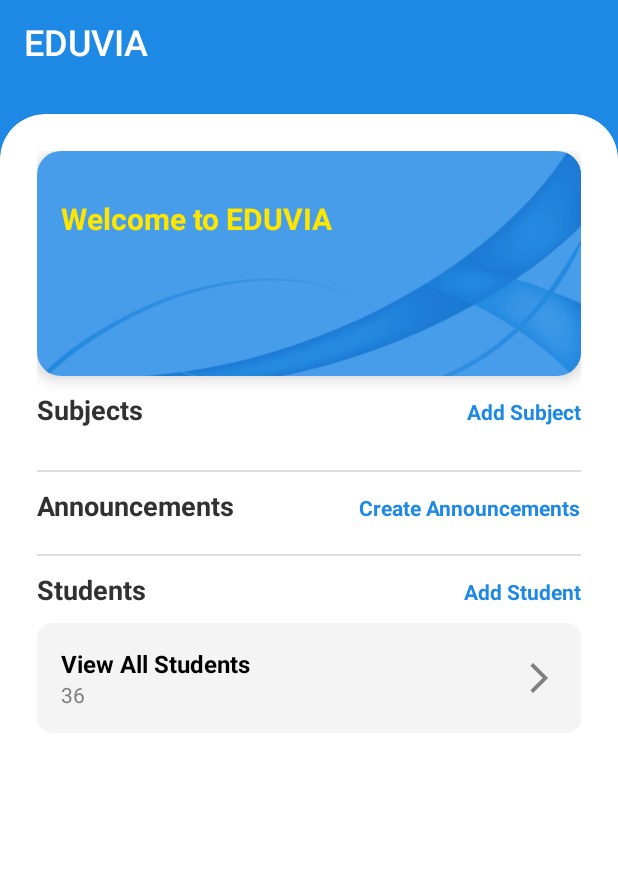
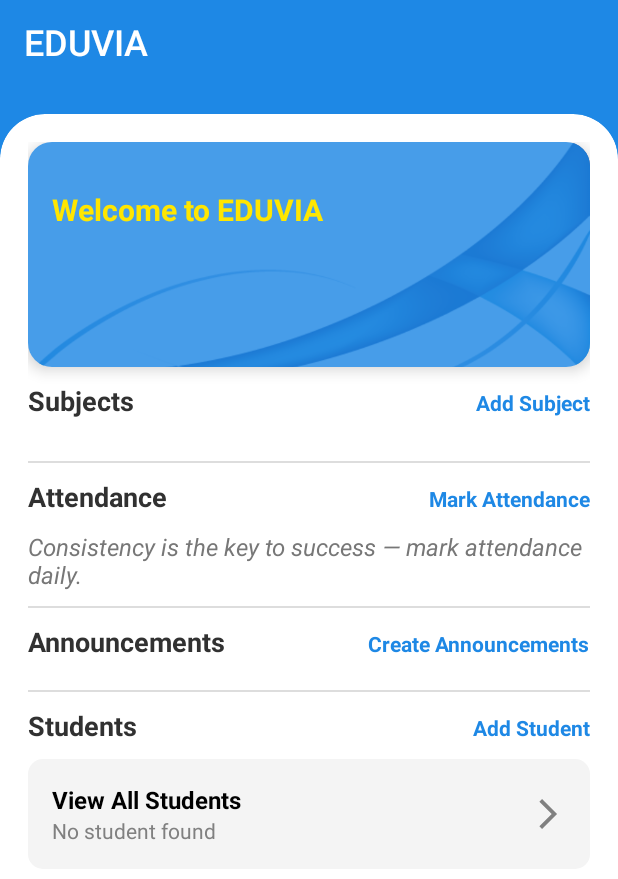
Before and after one commit to ramanmann45628/Eduvia-app, an Android app: the fragment HomeFragment placed in its activity, on a phone screen of 412 x 824 dp. Shown: the top 879 px of the screen. Run offline under Robolectric (Android 15) with nearby library versions, the phone set to English and light mode, and no system bars; our stand-ins replace CircleImageView, Volley; network calls fail; pictures from the network do not load; 1 statement that could not run was skipped.

Commit message:
Fix conn issue

```diff
--- a/app/src/main/java/com/example/eduvia/AddStudent.java
+++ b/app/src/main/java/com/example/eduvia/AddStudent.java
@@ -518,7 +518,7 @@ public class AddStudent extends Fragment {
                         chip.setCheckable(true);
                         chip.setClickable(true);
 
-                        // ✅ Pre-select if it was previously selected
+                        // Pre-select if it was previously selected
                         if (preSelectedSubjects.contains(subject)) {
                             chip.setChecked(true);
                         }
@@ -527,7 +527,7 @@ public class AddStudent extends Fragment {
                     }
 
 
-                    // ✅ Show subjects layout
+                    //Show subjects layout
                     layoutSubjects.setVisibility(View.VISIBLE);
 
                 } else {
--- a/app/src/main/java/com/example/eduvia/MainActivity.java
+++ b/app/src/main/java/com/example/eduvia/MainActivity.java
@@ -135,7 +135,7 @@ public class MainActivity extends AppCompatActivity {
                         e.printStackTrace();
                     }
                 },
-                error -> Log.e(TAG, "Volley Error: " + error.getMessage())) {
+                error -> Log.e(TAG, "Volley Error showing here: " + error.getMessage())) {
 
             @Override
             protected Map<String, String> getParams() {
--- a/app/src/main/java/com/example/eduvia/OTP.java
+++ b/app/src/main/java/com/example/eduvia/OTP.java
@@ -45,7 +45,7 @@ public class OTP extends AppCompatActivity {
         et3 = findViewById(R.id.etOtp3);
         et4 = findViewById(R.id.etOtp4);
         btnVerifyOtp = findViewById(R.id.btnVerifyOtp);
-        tvResendOtp = findViewById(R.id.tvResendOtp); // ✅ moved inside onCreate
+        tvResendOtp = findViewById(R.id.tvResendOtp); // moved inside onCreate
 
         queue = Volley.newRequestQueue(this);
         progressDialog = new ProgressDialog(this);
--- /dev/null
+++ b/app/src/main/res/drawable/circle_green.xml
@@ -0,0 +1,5 @@
+<?xml version="1.0" encoding="utf-8"?>
+<shape xmlns:android="http://schemas.android.com/apk/res/android" android:shape="oval">
+<solid android:color="@color/tt_success"/>
+    <stroke android:color="#BABABA" android:width="2dp"/>
+</shape>
--- /dev/null
+++ b/app/src/main/res/drawable/circle_red.xml
@@ -0,0 +1,5 @@
+<?xml version="1.0" encoding="utf-8"?>
+<shape xmlns:android="http://schemas.android.com/apk/res/android" android:shape="oval">
+<solid android:color="@color/tt_danger"/>
+    <stroke android:color="#D5D5D5" android:width="2dp"/>
+</shape>
--- a/app/src/main/res/layout/activity_main.xml
+++ b/app/src/main/res/layout/activity_main.xml
@@ -50,7 +50,7 @@
             android:paddingTop="?attr/actionBarSize"
             android:layout_width="match_parent"
             android:layout_height="match_parent"
-            android:padding="16dp" />
+            android:padding="10dp" />
     </com.google.android.material.card.MaterialCardView>
 
 
--- a/app/src/main/res/layout/fragment_fees.xml
+++ b/app/src/main/res/layout/fragment_fees.xml
@@ -148,7 +148,7 @@
                     android:id="@+id/tvTotalFees"
                     android:layout_width="wrap_content"
                     android:layout_height="wrap_content"
-                    android:text="50,000"
+                    android:text="00,000"
                     android:textStyle="bold"
                     android:textColor="#1EE5E2"
                     android:textSize="16sp" />
@@ -178,7 +178,7 @@
                     android:id="@+id/tvPendingFees"
                     android:layout_width="wrap_content"
                     android:layout_height="wrap_content"
-                    android:text="25,000"
+                    android:text="00,000"
                     android:textStyle="bold"
                     android:textColor="#E53935"
                     android:textSize="16sp" />
@@ -208,7 +208,7 @@
                     android:id="@+id/tvReceivedFees"
                     android:layout_width="wrap_content"
                     android:layout_height="wrap_content"
-                    android:text="10,000"
+                    android:text="00,000"
                     android:textStyle="bold"
                     android:textColor="#43A047"
                     android:textSize="16sp" />
--- a/app/src/main/res/layout/fragment_home.xml
+++ b/app/src/main/res/layout/fragment_home.xml
@@ -110,6 +110,51 @@
             app:singleSelection="false" />
 
         <!-- Divider -->
+        <View
+            android:layout_width="match_parent"
+            android:layout_height="1dp"
+            android:layout_marginVertical="10dp"
+            android:background="#DDDDDD" />
+
+        <!-- Attendance Header -->
+        <LinearLayout
+            android:layout_width="match_parent"
+            android:layout_height="wrap_content"
+            android:layout_marginBottom="10dp"
+            android:orientation="horizontal">
+
+            <TextView
+                android:layout_width="0dp"
+                android:layout_height="wrap_content"
+                android:layout_weight="1"
+                android:text="Attendance"
+                android:textColor="#313131"
+                android:textSize="18sp"
+                android:textStyle="bold" />
+
+            <TextView
+                android:id="@+id/mark_attendance"
+                android:layout_width="wrap_content"
+                android:layout_height="wrap_content"
+                android:text="Mark Attendance"
+                android:textColor="?attr/colorPrimary"
+                android:textSize="14sp"
+                android:textStyle="bold" />
+        </LinearLayout>
+        <LinearLayout
+            android:layout_width="match_parent"
+            android:layout_height="wrap_content"
+            android:orientation="vertical"
+>
+            <TextView
+                android:layout_width="match_parent"
+                android:layout_height="wrap_content"
+                android:text="Consistency is the key to success — mark attendance daily."
+                android:textColor="#777"
+                android:textSize="16sp"
+                android:gravity="start"
+                android:textStyle="italic" />
+        </LinearLayout>        <!-- Divider -->
         <View
             android:layout_width="match_parent"
             android:layout_height="1dp"
@@ -229,7 +274,7 @@
                     android:id="@+id/total_students"
                     android:layout_width="wrap_content"
                     android:layout_height="wrap_content"
-                    android:text="36"
+                    android:text="No student found"
                     android:textColor="#808080"
                     android:textSize="14sp" />
             </LinearLayout>
```
Also changed, not shown: app/src/main/AndroidManifest.xml (+2 -5 lines), app/src/main/java/com/example/eduvia/AttendanceView.java (added, +75 -0 lines), app/src/main/java/com/example/eduvia/HomeFragment.java (+77 -7 lines), app/src/main/java/com/example/eduvia/SignUp.java (+7 -6 lines), app/src/main/java/com/example/eduvia/Splash_Screen.java (+38 -8 lines), app/src/main/java/com/example/eduvia/StudentDetails.java (+10 -1 lines), app/src/main/res/drawable/selector_date_button.xml (added, +21 -0 lines), app/src/main/res/layout/dialog_select_class.xml (added, +32 -0 lines), app/src/main/res/layout/fragment_announcements.xml (deleted, +0 -14 lines), app/src/main/res/layout/fragment_attendance_view.xml (added, +135 -0 lines), 1 other file.
